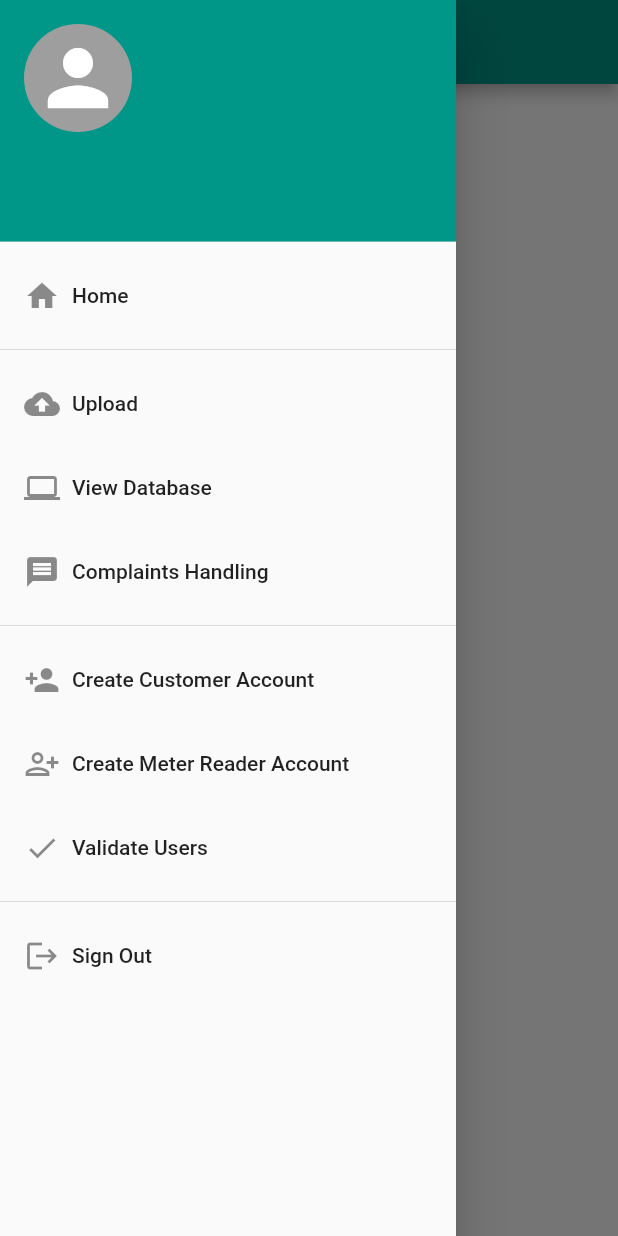
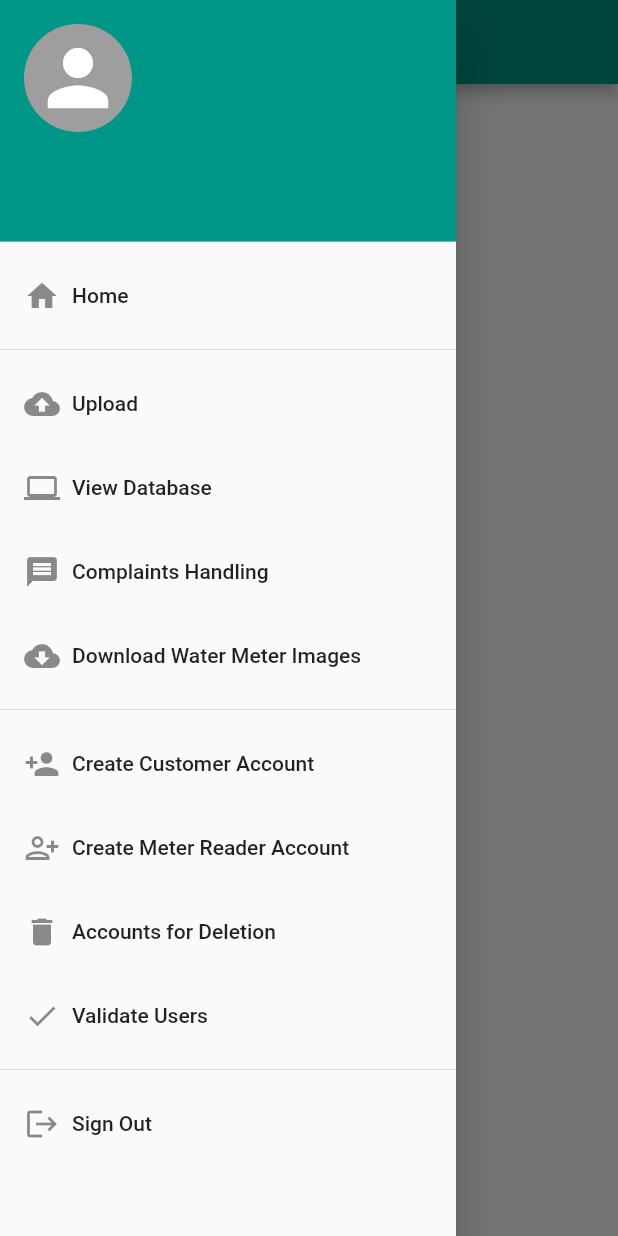
Before and after one commit to justineopuls/water_metering_app, a Flutter app: the DeleteAccount screen opened by its route, with the side drawer open, on a phone screen of 412 x 824 dp. Run offline on Flutter 3.47's test engine with Material 2 defaults, Android fonts, the phone set to English and light mode, and no system bars; our stand-ins replace cloud_firestore, file_picker, firebase_auth, firebase_core, firebase_storage, flutter_spinkit and 4 more; missing offline and left inert: exif; accounts and stored records are empty.

Commit message:
Photo Upload Changes
Updated the photo upload UI. Added a tooltip for capturing images.

```diff
--- a/lib/main.dart
+++ b/lib/main.dart
@@ -20,7 +20,6 @@ import 'package:water_metering_app/screens/admin_home/delete_account.dart';
 import 'package:water_metering_app/screens/admin_home/view_customer_details.dart';
 import 'package:water_metering_app/screens/admin_home/photo_upload.dart';
 import 'package:water_metering_app/screens/admin_home/validate_customer_account.dart';
-import 'package:water_metering_app/screens/admin_home/view_database_entry.dart';
 import 'package:water_metering_app/screens/admin_home/view_customer_records.dart';
 import 'package:water_metering_app/screens/authenticate/sign_in.dart';
 import 'package:water_metering_app/screens/customer_home/contact_us.dart';
@@ -47,8 +46,8 @@ void main() async {
       appId: '1:856960125509:web:3245a21d47e0bc8e96b12c',
       messagingSenderId: '856960125509',
       projectId: 'water-metering-app',
-      storageBucket: 'water-metering-app.appspot.com',
-    ));
+          storageBucket: 'water-metering-app.appspot.com',
+ ));
   } else {
     await Firebase.initializeApp();
   }
@@ -132,7 +131,6 @@ class MyApp extends StatelessWidget {
           Routes.validateCustomerAccount: (context) =>
               const ValidateCustomerAccount(),
           Routes.deleteUserAccount: (context) => const DeleteAccount(),
-
           // Meter Reader Routes
           Routes.meterReaderHome: (context) => const MeterReaderHome(),
           Routes.meterReaderUpload: (context) => const MeterReaderUpload(),
--- a/lib/routes/routes.dart
+++ b/lib/routes/routes.dart
@@ -18,6 +18,7 @@ import 'package:water_metering_app/screens/customer_home/edit_profile.dart';
 import 'package:water_metering_app/screens/meter_reader_home/meter_reader_home.dart';
 import 'package:water_metering_app/screens/meter_reader_home/meter_reader_upload.dart';
 import 'package:water_metering_app/widgets/change_username.dart';
+import '../screens/admin_home/download_images.dart';
 import '../screens/admin_home/view_customer_billing.dart';
 import '../screens/admin_home/view_customer_details.dart';
 import '../widgets/change_email.dart';
--- a/lib/screens/admin_home/admin_home.dart
+++ b/lib/screens/admin_home/admin_home.dart
@@ -1,5 +1,6 @@
 import 'package:flutter/material.dart';
 import 'package:water_metering_app/widgets/admin_drawer.dart';
+
 
 class AdminHome extends StatelessWidget {
   const AdminHome({Key? key}) : super(key: key);
--- a/lib/screens/admin_home/delete_account.dart
+++ b/lib/screens/admin_home/delete_account.dart
@@ -1,73 +1,40 @@
 import 'package:cloud_firestore/cloud_firestore.dart';
 import 'package:flutter/material.dart';
-import 'package:water_metering_app/utils/constants.dart';
 import 'package:water_metering_app/utils/loading.dart';
+import 'package:water_metering_app/widgets/accounts_for_deletion.dart';
 import 'package:water_metering_app/widgets/admin_drawer.dart';
 
-class DeleteAccount extends StatefulWidget {
-  static const String routeName = '/delete_account';
-
+class DeleteAccount extends StatelessWidget {
   const DeleteAccount({Key? key}) : super(key: key);
 
-  @override
-  State<DeleteAccount> createState() => _DeleteAccountState();
-}
-
-class _DeleteAccountState extends State<DeleteAccount> {
-  final TextEditingController searchController = TextEditingController();
-  bool isShowUsers = false;
-
-  @override
-  void dispose() {
-    super.dispose();
-    searchController.dispose();
-  }
+  static const String routeName = '/delete_user_account';
 
   @override
   Widget build(BuildContext context) {
     return Scaffold(
         appBar: AppBar(
           backgroundColor: Colors.teal,
-        title: TextFormField(
-          controller: searchController,
-          decoration: const InputDecoration(
-            border: UnderlineInputBorder(),
-            labelText: 'Search for a user',
-          ),
-          onFieldSubmitted: (String _) {
-            setState(() {
-              isShowUsers = true;
-            });
-          },
-        ),
+          title: Text('Accounts to Delete'),
         ),
         drawer: const AdminDrawer(),
-      body: isShowUsers
-          ? FutureBuilder(
-              future: FirebaseFirestore.instance
+        body: StreamBuilder(
+          stream: FirebaseFirestore.instance
               .collection('users')
-                  .where(
-                    'displayName',
-                    isGreaterThanOrEqualTo: searchController.text,
-                  )
-                  .get(),
-              builder: (context, snapshot) {
-                if (!snapshot.hasData) {
+              .where('isForDeletion', isEqualTo: true)
+              .snapshots(),
+          builder: (context,
+              AsyncSnapshot<QuerySnapshot<Map<String, dynamic>>> snapshot) {
+            if (snapshot.connectionState == ConnectionState.waiting) {
               return const Loading();
-                }
-
+            } else {
               return ListView.builder(
-                  itemCount: (snapshot.data! as dynamic).docs.length,
-                  itemBuilder: (context, index) {
-                    return ListTile(
-                      title: Text((snapshot.data! as dynamic).docs[index]
-                          ['displayName']),
-                    );
-                  },
-                );
-              },
-            )
-          : Text('Test'),
+                itemCount: snapshot.data!.docs.length,
+                itemBuilder: (context, index) => AccountsForDeletion(
+                  snapshot: snapshot.data!.docs[index].data(),
+                ),
               );
             }
+          },
+        ));
   }
+}
--- a/lib/widgets/admin_drawer.dart
+++ b/lib/widgets/admin_drawer.dart
@@ -42,6 +42,12 @@ class AdminDrawer extends StatelessWidget {
             onTap: () => Navigator.pushReplacementNamed(
                 context, Routes.complaintHandling),
           ),
+          _createDrawerItem(
+            icon: Icons.cloud_download,
+            text: 'Download Water Meter Images',
+            onTap: () => Navigator.pushReplacementNamed(
+                context, Routes.downloadImages),
+          ),
           const Divider(),
           _createDrawerItem(
             icon: Icons.person_add,
@@ -56,11 +62,18 @@ class AdminDrawer extends StatelessWidget {
                 context, Routes.addMeterReaderAccount),
           ),
           _createDrawerItem(
+            icon: Icons.delete,
+            text: 'Accounts for Deletion',
+            onTap: () => Navigator.pushReplacementNamed(
+                context, Routes.deleteUserAccount),
+          ),
+          _createDrawerItem(
             icon: Icons.check,
             text: 'Validate Users',
             onTap: () => Navigator.pushReplacementNamed(
                 context, Routes.validateCustomerAccount),
           ),
+
           // _createDrawerItem(
           //   icon: Icons.delete,
           //   text: 'Delete User Account',
--- a/lib/widgets/complaint_card.dart
+++ b/lib/widgets/complaint_card.dart
@@ -31,8 +31,11 @@ class ComplaintCard extends StatelessWidget {
               ));
         },
         child: Container(
+          padding: const EdgeInsets.all(10),
           decoration: BoxDecoration(
-            border: Border.all(),
+            color: const Color.fromRGBO(217, 225, 223, 0.8),
+            borderRadius: BorderRadius.circular(20),
+            border:  Border.all(color: const Color.fromRGBO(215, 230, 227, 1)),
           ),
           child: Padding(
             padding: const EdgeInsets.symmetric(vertical: 10.0),
```
Also changed, not shown: lib/screens/admin_home/photo_upload.dart (+70 -25 lines), lib/screens/admin_home/view_customer_details.dart (+16 -1 lines), lib/widgets/accounts_for_deletion.dart (added, +28 -0 lines), pubspec.lock, 1 other file. Lines whose indentation alone changed are shown as unchanged.
